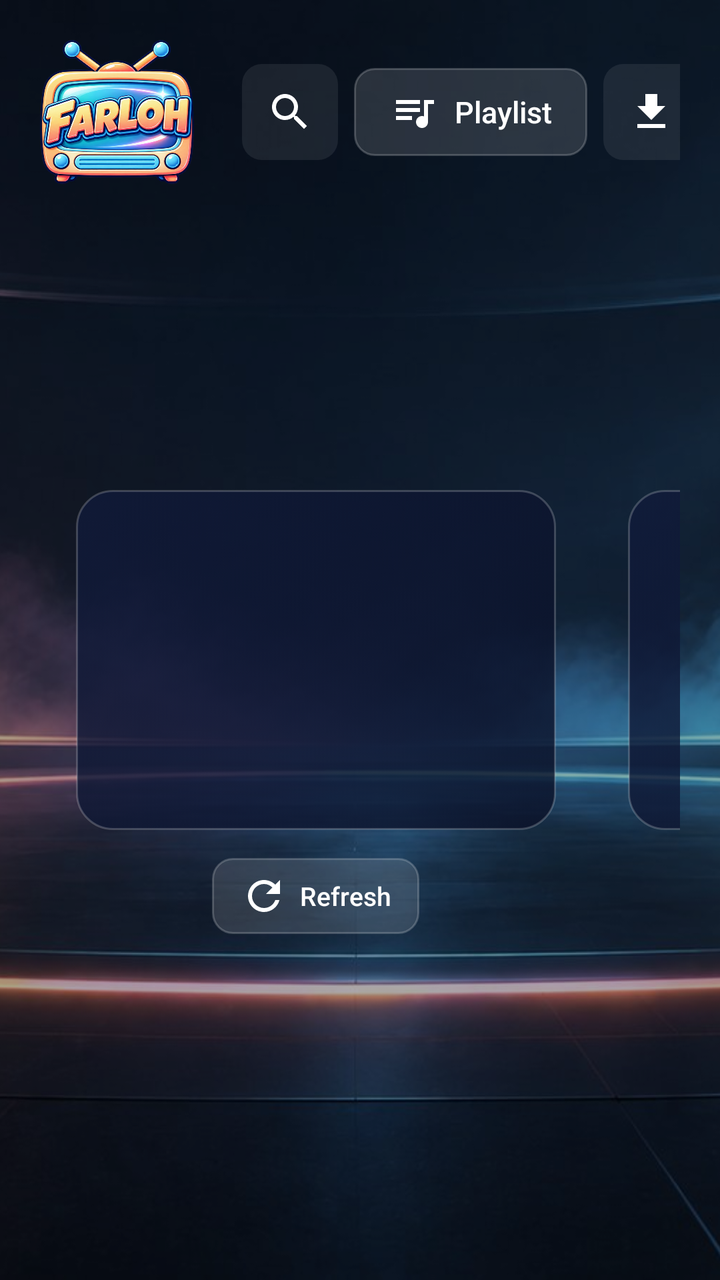
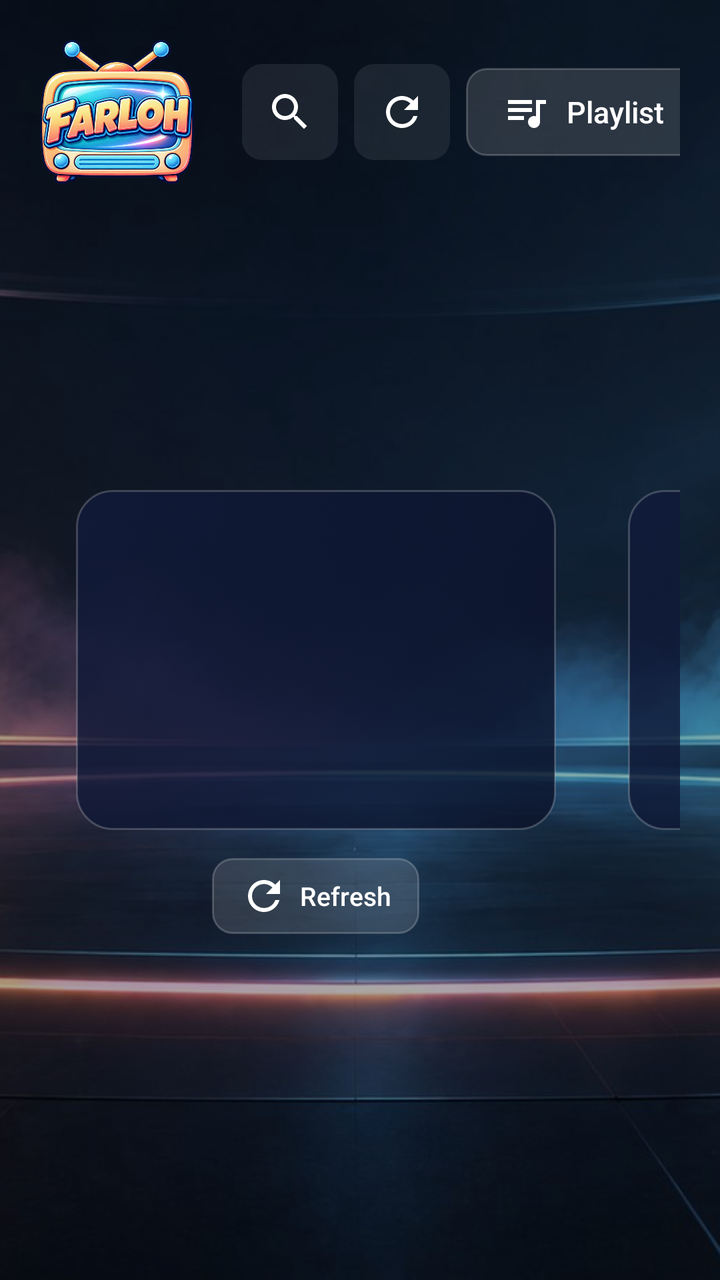

An Android layout rendered at two revisions. The XML below is the earlier revision; the diff shows what the commit changed to produce the second picture.
<!-- AndroidManifest.xml: application theme Theme.Farloh -->
<!-- res/layout/activity_home.xml -->
<?xml version="1.0" encoding="utf-8"?>
<FrameLayout xmlns:android="http://schemas.android.com/apk/res/android"
    android:layout_width="match_parent" android:layout_height="match_parent">

    <ImageView android:layout_width="match_parent" android:layout_height="match_parent"
        android:scaleType="centerCrop" android:src="@drawable/farloh_bg" android:importantForAccessibility="no" />
    <View android:layout_width="match_parent" android:layout_height="match_parent" android:background="#55000000" />

    <LinearLayout android:id="@+id/safe" android:layout_width="match_parent" android:layout_height="match_parent"
        android:orientation="vertical" android:padding="20dp">

        <LinearLayout android:layout_width="match_parent" android:layout_height="wrap_content"
            android:gravity="center_vertical" android:orientation="horizontal">
            <ImageView android:layout_width="wrap_content" android:layout_height="72dp" android:adjustViewBounds="true"
                android:src="@drawable/farloh_logo" android:contentDescription="@string/app_name" />
            <TextView android:id="@+id/account" android:layout_width="0dp" android:layout_height="wrap_content"
                android:layout_weight="1" android:layout_marginStart="12dp" android:ellipsize="end" android:gravity="end"
                android:maxLines="2" android:textColor="@color/text2" android:textSize="13sp" />
            <ImageButton android:id="@+id/search" style="@style/IconBtn" android:layout_marginStart="12dp"
                android:src="@drawable/ic_search" android:contentDescription="Search" />
            <Button android:id="@+id/playlist" style="@style/Btn" android:layout_marginStart="8dp"
                android:drawableStart="@drawable/ic_playlist" android:drawablePadding="8dp" android:ellipsize="end"
                android:maxWidth="220dp" android:singleLine="true" android:text="Playlist" />
            <ImageButton android:id="@+id/downloads" style="@style/IconBtn" android:layout_marginStart="8dp"
                android:src="@drawable/ic_download" android:contentDescription="Downloads" />
            <ImageButton android:id="@+id/settings" style="@style/IconBtn" android:layout_marginStart="8dp"
                android:src="@drawable/ic_settings" android:contentDescription="Settings" />
            <FrameLayout android:layout_width="wrap_content" android:layout_height="wrap_content"
                android:layout_marginStart="8dp">
                <ImageButton android:id="@+id/bell" style="@style/IconBtn"
                    android:src="@drawable/ic_bell" android:contentDescription="News and updates" />
                <TextView android:id="@+id/bellBadge" android:layout_width="wrap_content" android:layout_height="wrap_content"
                    android:layout_gravity="top|end" android:background="@drawable/badge_red" android:gravity="center"
                    android:minWidth="20dp" android:paddingStart="5dp" android:paddingEnd="5dp" android:textColor="#FFFFFF"
                    android:textSize="11sp" android:textStyle="bold" android:visibility="gone" />
            </FrameLayout>
        </LinearLayout>

        
        <FrameLayout android:layout_width="match_parent" android:layout_height="0dp" android:layout_weight="1"
            android:clipChildren="false" android:clipToPadding="false">
            <LinearLayout android:id="@+id/tiles" android:layout_width="wrap_content" android:layout_height="wrap_content"
                android:layout_gravity="center" android:clipChildren="false" android:clipToPadding="false"
                android:orientation="horizontal">
                <include android:id="@+id/tileLive" layout="@layout/home_tile" />
                <include android:id="@+id/tileMovies" layout="@layout/home_tile" />
                <include android:id="@+id/tileSeries" layout="@layout/home_tile" />
            </LinearLayout>
        </FrameLayout>
    </LinearLayout>
</FrameLayout>
<!-- res/layout/home_tile.xml (included above) -->
<?xml version="1.0" encoding="utf-8"?>
<LinearLayout xmlns:android="http://schemas.android.com/apk/res/android"
    android:layout_width="240dp" android:layout_height="wrap_content"
    android:layout_marginStart="18dp" android:layout_marginEnd="18dp" android:clipChildren="false"
    android:clipToPadding="false" android:gravity="center_horizontal" android:orientation="vertical">

    <LinearLayout android:id="@+id/card" android:layout_width="match_parent" android:layout_height="170dp"
        android:background="@drawable/tile_bg" android:clickable="true" android:focusable="true"
        android:gravity="center" android:orientation="vertical" android:padding="14dp">
        <ImageView android:id="@+id/icon" android:layout_width="48dp" android:layout_height="48dp"
            android:tint="@color/accent" android:importantForAccessibility="no" />
        <TextView android:id="@+id/title" android:layout_width="wrap_content" android:layout_height="wrap_content"
            android:layout_marginTop="8dp" android:textColor="@color/text" android:textSize="21sp" android:textStyle="bold" />
        <TextView android:id="@+id/count" android:layout_width="wrap_content" android:layout_height="wrap_content"
            android:layout_marginTop="3dp" android:textColor="@color/text" android:textSize="13sp" />
        <TextView android:id="@+id/updated" android:layout_width="wrap_content" android:layout_height="wrap_content"
            android:layout_marginTop="1dp" android:textColor="@color/text2" android:textSize="12sp" />
    </LinearLayout>

    <LinearLayout android:layout_width="wrap_content" android:layout_height="wrap_content"
        android:layout_marginTop="14dp" android:gravity="center" android:orientation="horizontal">
        <Button android:id="@+id/refresh" style="@style/Btn" android:minHeight="38dp" android:paddingStart="14dp"
            android:paddingEnd="14dp" android:drawableStart="@drawable/ic_refresh" android:drawablePadding="6dp"
            android:text="Refresh" android:textSize="13sp" />
        <ProgressBar android:id="@+id/spinner" android:layout_width="24dp" android:layout_height="24dp"
            android:layout_marginStart="8dp" android:visibility="gone" />
    </LinearLayout>
</LinearLayout>
<!-- resources referenced by this layout -->
<resources>
  <color name="accent">#FF9F43</color>
  <color name="text">#FFFFFF</color>
  <color name="text2">#AAB6D3</color>
  <!-- drawable badge_red (drawable) -->
  <?xml version="1.0" encoding="utf-8"?>
  <shape xmlns:android="http://schemas.android.com/apk/res/android" android:shape="rectangle">
      <corners android:radius="10dp" />
      <solid android:color="#FF4D4D" />
      <stroke android:width="1.5dp" android:color="@color/bg_deep" />
  </shape>
  <!-- drawable ic_bell (drawable) -->
  <?xml version="1.0" encoding="utf-8"?>
  <vector xmlns:android="http://schemas.android.com/apk/res/android" android:width="24dp" android:height="24dp" android:viewportWidth="24" android:viewportHeight="24">
      <path android:fillColor="#FFFFFFFF" android:pathData="M12,22c1.1,0 2,-0.9 2,-2h-4c0,1.1 0.89,2 2,2zM18,16v-5c0,-3.07 -1.64,-5.64 -4.5,-6.32L13.5,4c0,-0.83 -0.67,-1.5 -1.5,-1.5s-1.5,0.67 -1.5,1.5v0.68C7.63,5.36 6,7.92 6,11v5l-2,2v1h16v-1l-2,-2z" />
  </vector>
  <!-- drawable ic_download (drawable) -->
  <?xml version="1.0" encoding="utf-8"?>
  <vector xmlns:android="http://schemas.android.com/apk/res/android" android:width="24dp" android:height="24dp" android:viewportWidth="24" android:viewportHeight="24">
      <path android:fillColor="#FFFFFFFF" android:pathData="M19,9h-4V3H9v6H5l7,7 7,-7zM5,18v2h14v-2H5z" />
  </vector>
  <!-- drawable ic_playlist (drawable) -->
  <?xml version="1.0" encoding="utf-8"?>
  <vector xmlns:android="http://schemas.android.com/apk/res/android" android:width="24dp" android:height="24dp" android:viewportWidth="24" android:viewportHeight="24">
      <path android:fillColor="#FFFFFFFF" android:pathData="M15,6H3v2h12V6zM15,10H3v2h12v-2zM3,16h8v-2H3v2zM17,6v8.18C16.69,14.07 16.35,14 16,14c-1.66,0 -3,1.34 -3,3s1.34,3 3,3 3,-1.34 3,-3V8h3V6h-5z" />
  </vector>
  <!-- drawable ic_refresh (drawable) -->
  <?xml version="1.0" encoding="utf-8"?>
  <vector xmlns:android="http://schemas.android.com/apk/res/android" android:width="24dp" android:height="24dp" android:viewportWidth="24" android:viewportHeight="24">
      <path android:fillColor="#FFFFFFFF" android:pathData="M17.65,6.35C16.2,4.9 14.21,4 12,4c-4.42,0 -7.99,3.58 -7.99,8s3.57,8 7.99,8c3.73,0 6.84,-2.55 7.73,-6h-2.08c-0.82,2.33 -3.04,4 -5.65,4 -3.31,0 -6,-2.69 -6,-6s2.69,-6 6,-6c1.66,0 3.14,0.69 4.22,1.78L13,11h7V4l-2.35,2.35z" />
  </vector>
  <string name="app_name">Farloh TV</string>
  <style name="IconBtn">
          <item name="android:layout_width">48dp</item>
          <item name="android:layout_height">48dp</item>
          <item name="android:background">@drawable/focus_bg</item>
          <item name="android:padding">12dp</item>
          <item name="android:scaleType">fitCenter</item>
          <item name="android:focusable">true</item>
          <item name="android:tint">@color/text</item>
      </style>
  <color name="bg_deep">#070B1A</color>
  <style name="Theme.Farloh.Dialog" parent="Theme.AppCompat.Dialog.Alert">
          <item name="colorAccent">@color/accent</item>
          <item name="android:windowBackground">@drawable/dialog_bg</item>
          <item name="android:textColorPrimary">@color/text</item>
          <item name="android:textColorSecondary">@color/text2</item>
      </style>
  <dimen name="corner">10dp</dimen>
  <!-- drawable dialog_bg (drawable) -->
  <?xml version="1.0" encoding="utf-8"?>
  <inset xmlns:android="http://schemas.android.com/apk/res/android" android:inset="16dp">
      <shape>
          <corners android:radius="16dp" />
          <solid android:color="@color/panel_solid" />
          <stroke android:width="1dp" android:color="#33FFFFFF" />
      </shape>
  </inset>
  <color name="panel_solid">#0E1630</color>
  <!-- unchanged entries left out for length: 9 -->
</resources>

<!-- the commit's change to res/layout/activity_home.xml (unified diff, before → after) -->
@@ -18,6 +18,12 @@
                 android:maxLines="2" android:textColor="@color/text2" android:textSize="13sp" />
             <ImageButton android:id="@+id/search" style="@style/IconBtn" android:layout_marginStart="12dp"
                 android:src="@drawable/ic_search" android:contentDescription="Search" />
+            <FrameLayout android:layout_width="wrap_content" android:layout_height="wrap_content" android:layout_marginStart="8dp">
+                <ImageButton android:id="@+id/refreshAll" style="@style/IconBtn"
+                    android:src="@drawable/ic_refresh" android:contentDescription="Refresh all (Live TV, Movies, TV Shows)" />
+                <ProgressBar android:id="@+id/refreshAllProgress" android:layout_width="48dp" android:layout_height="48dp"
+                    android:padding="8dp" android:visibility="gone" />
+            </FrameLayout>
             <Button android:id="@+id/playlist" style="@style/Btn" android:layout_marginStart="8dp"
                 android:drawableStart="@drawable/ic_playlist" android:drawablePadding="8dp" android:ellipsize="end"
                 android:maxWidth="220dp" android:singleLine="true" android:text="Playlist" />
